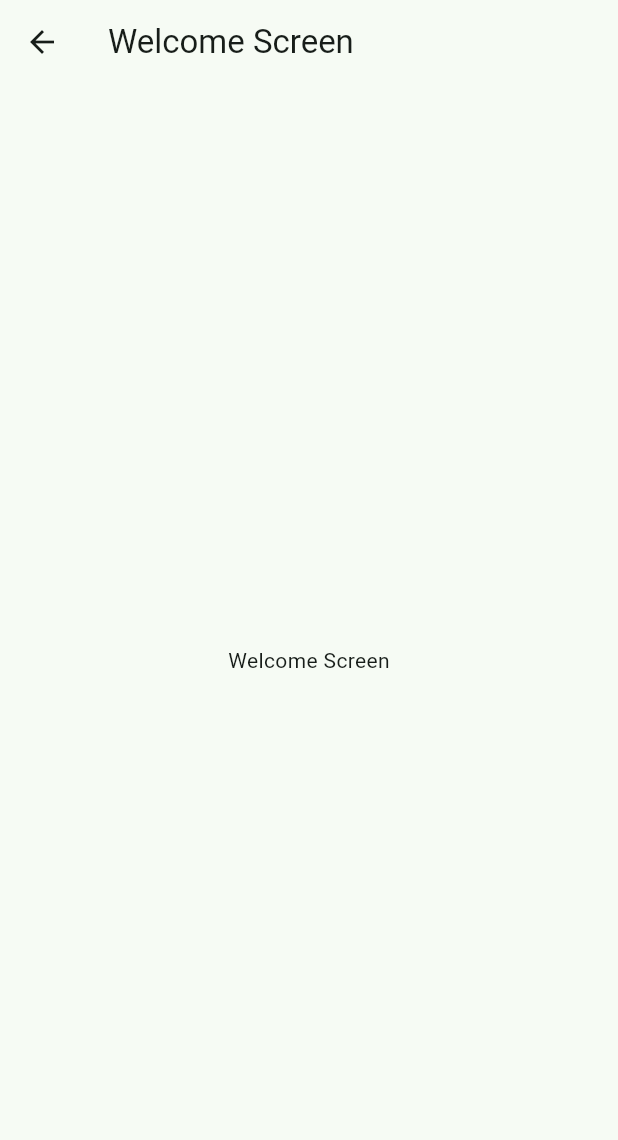
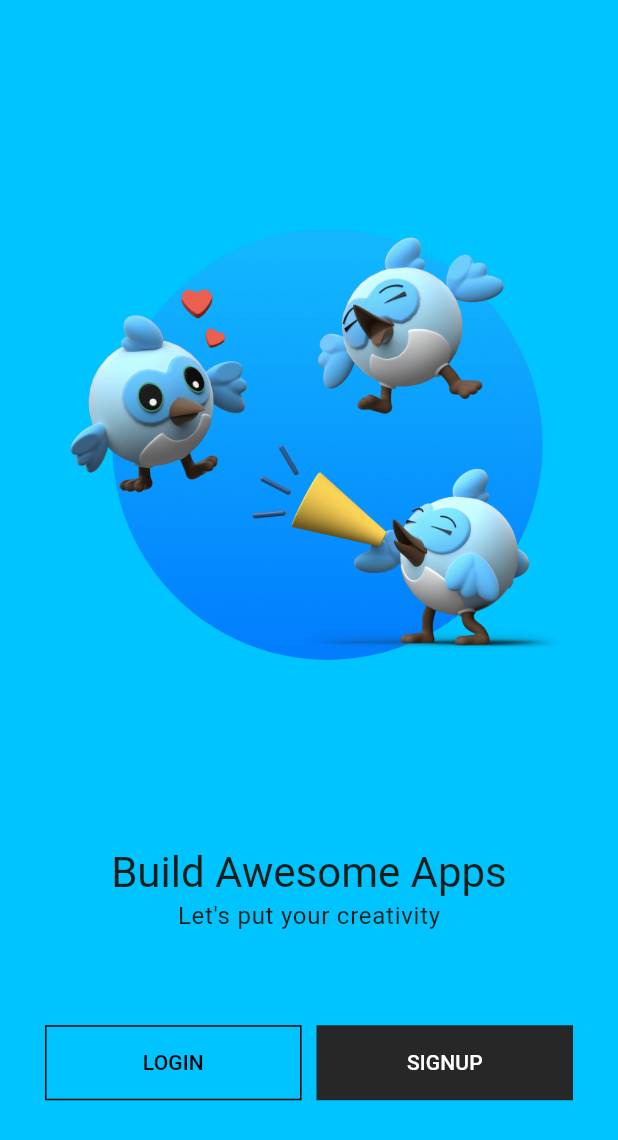
Before and after one commit to rizkysaid/login_app, a Flutter app: the WelcomeScreen screen opened directly, on a phone screen of 412 x 824 dp. Shown: the top 1140 px of the screen. Run offline on Flutter 3.47's test engine with Material 2 defaults, Android fonts, the phone set to English and light mode, and no system bars; our stand-ins replace get, google_fonts, liquid_swipe, smooth_page_indicator.

Commit message:
build login ui

```diff
--- a/lib/main.dart
+++ b/lib/main.dart
@@ -17,6 +17,7 @@ class MyApp extends StatelessWidget {
       theme: MyAppTheme.lightTheme,
       darkTheme: MyAppTheme.darkTheme,
       themeMode: ThemeMode.system,
+      debugShowCheckedModeBanner: false,
       home: SplashScreen(),
     );
   }
--- a/lib/src/constants/colors.dart
+++ b/lib/src/constants/colors.dart
@@ -1,7 +1,7 @@
 import 'package:flutter/material.dart';
 
 // LIST OF ALL COLORS
-const primaryColor = Color(0xFFFFE400);
+const primaryColor = Color(0xFF00C4FF);
 const secondaryColor = Color(0xFF272727);
 const accentColor = Color(0xFF001BFF);
 
--- a/lib/src/constants/image_strings.dart
+++ b/lib/src/constants/image_strings.dart
@@ -9,3 +9,6 @@ const String splashImage = "assets/images/splash_images/rizkysaid_mask.jpeg";
 const String onBoardingImage1 = "assets/images/on_boarding_images/flutter_logo.png";
 const String onBoardingImage2 = "assets/images/on_boarding_images/flutter_mascot.png";
 const String onBoardingImage3 = "assets/images/on_boarding_images/dart_side.jpg";
+
+// Welcome Screen Image
+const String welcomeScreenImage = "assets/images/welcome_images/flutter_welcome.png";
--- a/lib/src/constants/sizes.dart
+++ b/lib/src/constants/sizes.dart
@@ -3,3 +3,4 @@
 
 const defaultSize = 30.0;
 const splashContainerSize = 30.0;
+const buttonHeight = 15.0;
--- a/lib/src/constants/text_strings.dart
+++ b/lib/src/constants/text_strings.dart
@@ -1,6 +1,8 @@
 // App Text Strings
+const String login = "Login";
+const String signup = "Signup";
 
-// Splash Screeen Text
+// Splash Screen Text
 const String appName = ".Login App";
 const String appTagLine = "All login with flutter";
 
@@ -16,3 +18,8 @@ const String onBoardingSubTitle3 = "Save time by just copy pasting complete apps
 const String onBoardingCounter1 = "1/3";
 const String onBoardingCounter2 = "2/3";
 const String onBoardingCounter3 = "3/3";
+
+
+// Welcome Screen Text
+const String welcomeTitle = "Build Awesome Apps";
+const String welcomeSubTitle = "Let's put your creativity";
--- a/lib/src/features/authentication/controllers/splash_screen_controller.dart
+++ b/lib/src/features/authentication/controllers/splash_screen_controller.dart
@@ -1,5 +1,5 @@
 import 'package:get/get.dart';
-import 'package:login_app/src/features/authentication/screens/on_boarding/on_boarding_screen.dart';
+import 'package:login_app/src/features/authentication/screens/welcome/welcome_screen.dart';
 
 class SplashScreenController extends GetxController{
 
@@ -11,6 +11,6 @@ class SplashScreenController extends GetxController{
     await Future.delayed(const Duration(milliseconds: 500));
     animate.value = true;
     await Future.delayed(const Duration(milliseconds: 5000));
-    Get.to(const OnBoardingScreen());
+    Get.to(const WelcomeScreen());
   }
 }
--- a/lib/src/features/authentication/screens/welcome/welcome_screen.dart
+++ b/lib/src/features/authentication/screens/welcome/welcome_screen.dart
@@ -1,16 +1,51 @@
 import 'package:flutter/material.dart';
+import 'package:login_app/src/constants/colors.dart';
+import 'package:login_app/src/constants/image_strings.dart';
+import 'package:login_app/src/constants/sizes.dart';
+import 'package:login_app/src/constants/text_strings.dart';
 
 class WelcomeScreen extends StatelessWidget {
   const WelcomeScreen({super.key});
 
   @override
   Widget build(BuildContext context) {
+    var mediaQuery = MediaQuery.of(context);
+    var height = mediaQuery.size.height;
+    var brightness = mediaQuery.platformBrightness;
+    final isDarkMode = brightness == Brightness.dark;
     return Scaffold(
-      appBar: AppBar(
-        title: const Text("Welcome Screen"),
-      ),
-      body: const Center(
-        child: Text('Welcome Screen'),
+      backgroundColor: isDarkMode ? secondaryColor : primaryColor,
+      body: Padding(
+        padding: const EdgeInsets.all(defaultSize),
+        child: Column(
+          mainAxisAlignment: MainAxisAlignment.spaceEvenly,
+          children: [
+            Image(image: const AssetImage(welcomeScreenImage), height: (height * 0.5)),
+            Column(
+              children: [
+                Text(welcomeTitle, style: Theme.of(context).textTheme.headlineMedium),
+                Text(welcomeSubTitle, style: Theme.of(context).textTheme.bodyLarge),
+              ],
+            ),
+            Row(
+              children: [
+                Expanded(
+                  child: OutlinedButton(
+                    onPressed: (){},
+                    child: Text(login.toUpperCase()),
+                  ),
+                ),
+                const SizedBox(width: 10.0,),
+                Expanded(
+                  child: ElevatedButton(
+                    onPressed: (){},
+                    child: Text(signup.toUpperCase()),
+                  ),
+                ),
+              ],
+            )
+          ],
+        ),
       ),
     );
   }
--- a/lib/src/utils/theme/theme.dart
+++ b/lib/src/utils/theme/theme.dart
@@ -1,5 +1,7 @@
 import 'package:flutter/material.dart';
-import 'package:login_app/src/utils/theme/widget_themes/theme.dart';
+import 'package:login_app/src/utils/theme/widget_themes/elevated_button_theme.dart';
+import 'package:login_app/src/utils/theme/widget_themes/outlined_button_theme.dart';
+import 'package:login_app/src/utils/theme/widget_themes/text_theme.dart';
 
 class MyAppTheme{
 
@@ -9,12 +11,16 @@ class MyAppTheme{
     colorScheme: ColorScheme.fromSeed(seedColor: Colors.greenAccent),
     useMaterial3: true,
     brightness: Brightness.light,
-    textTheme: MyTextTheme.lightTextTheme
+    textTheme: MyTextTheme.lightTextTheme,
+    outlinedButtonTheme: MyOutlinedButtonTheme.lightOutlinedButtonTheme,
+    elevatedButtonTheme: MyElevatedButtonTheme.lightElevatedButtonTheme,
   );
 
   static ThemeData darkTheme = ThemeData(
     brightness: Brightness.dark,
     useMaterial3: true,
-      textTheme: MyTextTheme.darkTextTheme
+    textTheme: MyTextTheme.darkTextTheme,
+    outlinedButtonTheme: MyOutlinedButtonTheme.darkOutlinedButtonTheme,
+    elevatedButtonTheme: MyElevatedButtonTheme.darkElevatedButtonTheme,
   );
 }
--- /dev/null
+++ b/lib/src/utils/theme/widget_themes/elevated_button_theme.dart
@@ -0,0 +1,31 @@
+import 'package:flutter/material.dart';
+import 'package:login_app/src/constants/colors.dart';
+import 'package:login_app/src/constants/sizes.dart';
+
+// Light & Dark Elevated Button Themes
+class MyElevatedButtonTheme {
+  MyElevatedButtonTheme._();
+
+  // Light Theme
+  static final lightElevatedButtonTheme = ElevatedButtonThemeData(
+    style: ElevatedButton.styleFrom(
+        elevation: 0,
+        shape: const RoundedRectangleBorder(),
+        foregroundColor: whiteColor,
+        backgroundColor: secondaryColor,
+        padding: const EdgeInsets.symmetric(vertical: buttonHeight)
+    ),
+  );
+
+  // Dark Theme
+  static final darkElevatedButtonTheme = ElevatedButtonThemeData(
+    style: ElevatedButton.styleFrom(
+        elevation: 0,
+        shape: const RoundedRectangleBorder(),
+        foregroundColor: secondaryColor,
+        backgroundColor: whiteColor,
+        padding: const EdgeInsets.symmetric(vertical: buttonHeight)
+    ),
+  );
+
+}
--- /dev/null
+++ b/lib/src/utils/theme/widget_themes/outlined_button_theme.dart
@@ -0,0 +1,29 @@
+import 'package:flutter/material.dart';
+import 'package:login_app/src/constants/colors.dart';
+import 'package:login_app/src/constants/sizes.dart';
+
+// Light & Dark Outlined Button Themes
+class MyOutlinedButtonTheme {
+  MyOutlinedButtonTheme._();
+
+  // Light Theme
+  static final lightOutlinedButtonTheme = OutlinedButtonThemeData(
+    style: OutlinedButton.styleFrom(
+        shape: const RoundedRectangleBorder(),
+        foregroundColor: darkColor,
+        side: const BorderSide(color: darkColor),
+        padding: const EdgeInsets.symmetric(vertical: buttonHeight)
+    ),
+  );
+
+  // Dark Theme
+  static final darkOutlinedButtonTheme = OutlinedButtonThemeData(
+    style: OutlinedButton.styleFrom(
+        shape: const RoundedRectangleBorder(),
+        foregroundColor: whiteColor,
+        side: const BorderSide(color: whiteColor),
+        padding: const EdgeInsets.symmetric(vertical: buttonHeight)
+    ),
+  );
+
+}
--- a/pubspec.yaml
+++ b/pubspec.yaml
@@ -42,3 +42,4 @@ flutter:
      - assets/images/
      - assets/images/splash_images/
      - assets/images/on_boarding_images/
+     - assets/images/welcome_images/
```
Also changed, not shown: assets/images/welcome_images/flutter_welcome.png (added), lib/src/utils/theme/widget_themes/text_theme.dart (renamed from lib/src/utils/theme/widget_themes/theme.dart).
